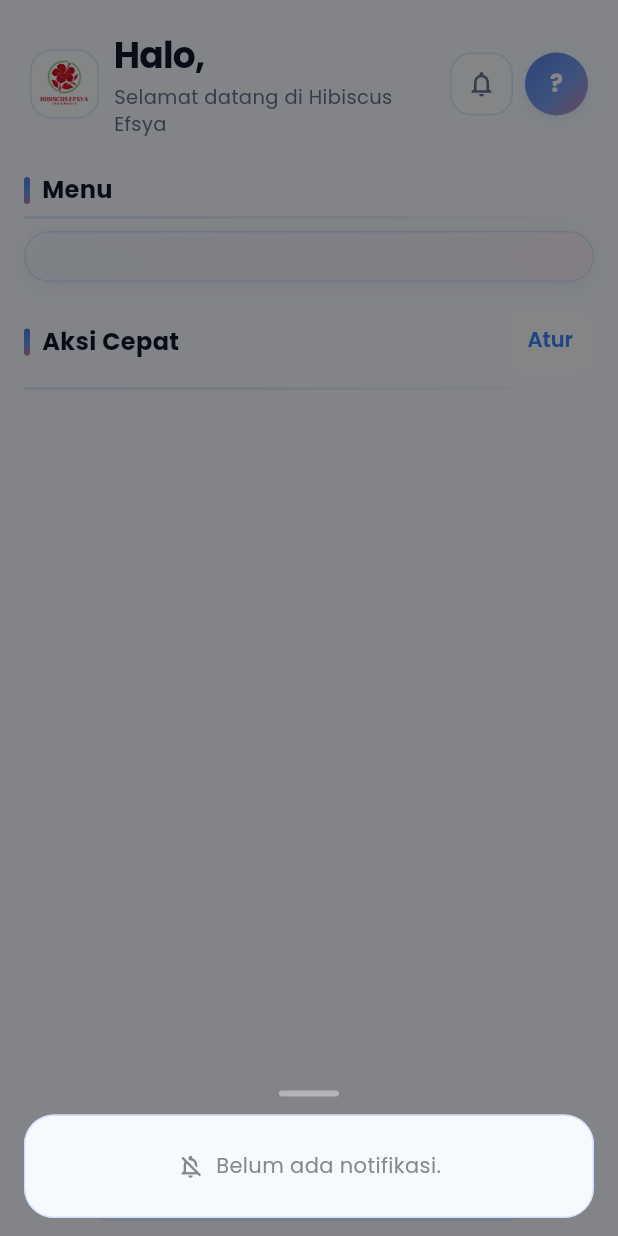
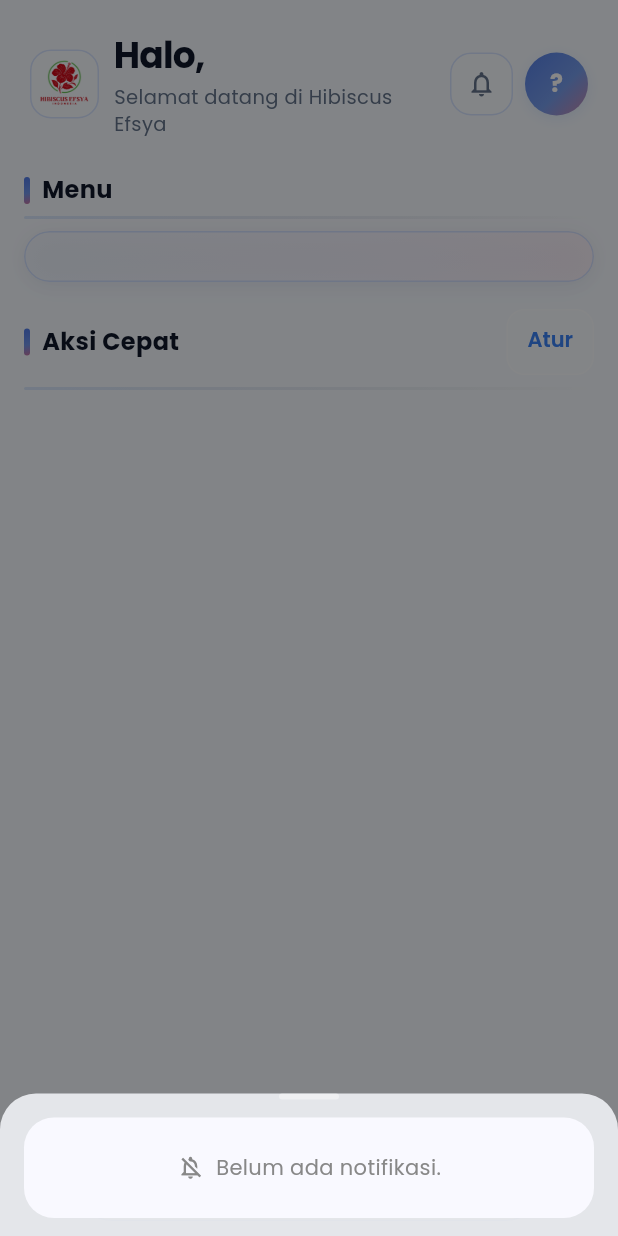
Before and after one commit to Faizpi/hibiscusefsya-sales-app, a Flutter app: the HomeScreen screen opened directly, after a tap on the "notifications" icon, on a phone screen of 412 x 824 dp. Run offline on Flutter 3.47's test engine with Material 3 defaults, Android fonts, the phone set to English and light mode, and no system bars; our stand-ins replace barcode_widget, camera, file_picker, fl_chart, flutter_bluetooth_serial, geocoding and 7 more; missing offline and left inert: esc_pos_utils_plus, mobile_scanner; accounts and stored records are empty.

Commit message:
fix: perbaiki layout preview struk dan warna solid pada semua bottom sheet

```diff
--- a/lib/screens/home_screen.dart
+++ b/lib/screens/home_screen.dart
@@ -311,7 +311,6 @@ class _HomeScreenState extends State<HomeScreen> {
   void _openNotifications(List<Map<String, String>> notifications) {
     showModalBottomSheet<void>(
       context: context,
-      backgroundColor: Colors.transparent,
       barrierColor: Colors.black.withAlpha(120),
       builder: (ctx) {
         return SafeArea(
@@ -332,12 +331,8 @@ class _HomeScreenState extends State<HomeScreen> {
                 ),
                 Container(
                   decoration: BoxDecoration(
-                    color: AppTheme.scaffoldBg(ctx),
+                    color: Theme.of(ctx).colorScheme.surface,
                     borderRadius: BorderRadius.circular(20),
-                    border: Border.all(
-                      color: AppTheme.glassBorderColor(ctx),
-                      width: 1,
-                    ),
                   ),
                   child: notifications.isEmpty
                       ? const Padding(
@@ -1172,7 +1167,6 @@ class _HomeScreenState extends State<HomeScreen> {
         await showModalBottomSheet<({List<String> order, Set<String> enabled})>(
       context: context,
       isScrollControlled: true,
-      backgroundColor: Colors.transparent,
       barrierColor: Colors.black.withAlpha(120),
       builder: (ctx) {
         final order = List<String>.from(initialOrder);
```
Also changed, not shown: lib/utils/detail_print_actions_helper.dart (+27 -6 lines).
